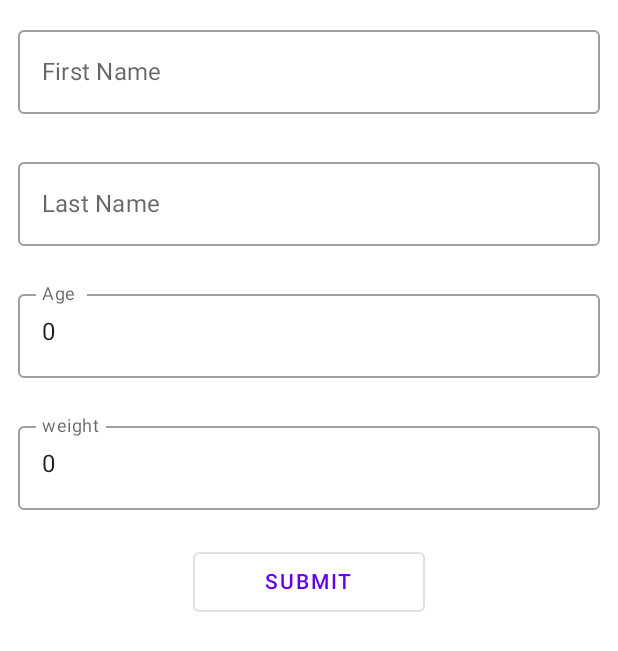
After one commit to santhoshj001/RunningTracker, an Android app built with Jetpack Compose: the composable AuthScreen shown on its own in the app's theme, on a phone screen of 412 x 824 dp. The commit adds this screen. Shown: the top 651 px of the screen. Run offline under Robolectric (Android 15) with nearby library versions, the phone set to English and light mode, and no system bars; our stand-ins replace Dagger/Hilt's generated code; 1 statement that could not run was skipped.

Commit message:
bug fixes

```diff
--- a/app/build.gradle
+++ b/app/build.gradle
@@ -84,6 +84,9 @@ dependencies {
     implementation "androidx.datastore:datastore:1.0.0"
     implementation  "com.google.protobuf:protobuf-javalite:3.20.0"
 
+    //permission
+    implementation 'com.google.accompanist:accompanist-permissions:0.24.10-beta'
+
 
     testImplementation 'junit:junit:4.13.2'
     androidTestImplementation 'androidx.test.ext:junit:1.1.3'
--- a/app/src/main/java/com/teamb/runningtracker/common/Extensions.kt
+++ b/app/src/main/java/com/teamb/runningtracker/common/Extensions.kt
@@ -23,8 +23,8 @@ object Extensions {
         return UserDetail.getDefaultInstance().toBuilder()
             .setFirstName(this.firstName)
             .setLastName(this.lastName)
-            .setLastName(this.lastName)
             .setAge(this.age)
+            .setWeight(this.weight)
             .build()
     }
 
--- a/app/src/main/java/com/teamb/runningtracker/di/AppModule.kt
+++ b/app/src/main/java/com/teamb/runningtracker/di/AppModule.kt
@@ -118,7 +118,6 @@ object AppModule {
         )
     }
 
-
     @Provides
     @Singleton
     fun providesValidationUseCase(): ValidationUseCase {
--- a/app/src/main/java/com/teamb/runningtracker/presentation/MainActivity.kt
+++ b/app/src/main/java/com/teamb/runningtracker/presentation/MainActivity.kt
@@ -10,6 +10,7 @@ import androidx.compose.material.Text
 import androidx.compose.runtime.Composable
 import androidx.compose.ui.Modifier
 import androidx.compose.ui.tooling.preview.Preview
+import com.teamb.runningtracker.presentation.authScreen.AuthScreen
 import com.teamb.runningtracker.ui.theme.RunningTrackerTheme
 import dagger.hilt.android.AndroidEntryPoint
 
@@ -25,7 +26,7 @@ class MainActivity : ComponentActivity() {
                     modifier = Modifier.fillMaxSize(),
                     color = MaterialTheme.colors.background
                 ) {
-                    Greeting("Android")
+                   AuthScreen()
                 }
             }
         }
--- /dev/null
+++ b/app/src/main/java/com/teamb/runningtracker/presentation/authScreen/AuthScreen.kt
@@ -0,0 +1,128 @@
+package com.teamb.runningtracker.presentation.authScreen
+
+import androidx.compose.foundation.layout.*
+import androidx.compose.foundation.text.KeyboardOptions
+import androidx.compose.material.MaterialTheme
+import androidx.compose.material.OutlinedButton
+import androidx.compose.material.OutlinedTextField
+import androidx.compose.material.Text
+import androidx.compose.runtime.Composable
+import androidx.compose.ui.Alignment
+import androidx.compose.ui.Modifier
+import androidx.compose.ui.text.input.KeyboardType
+import androidx.compose.ui.unit.dp
+import androidx.hilt.navigation.compose.hiltViewModel
+
+@Composable
+fun AuthScreen(
+    viewModel: UserAuthViewModel = hiltViewModel()
+) {
+
+    val state = viewModel.state
+    Box(modifier = Modifier.fillMaxSize()) {
+        Column(
+            Modifier.fillMaxWidth(), horizontalAlignment = Alignment.CenterHorizontally
+        ) {
+
+
+            OutlinedTextField(
+                value = state.firstName,
+                onValueChange = {
+                    viewModel.onEvent(AuthScreenEvent.OnFirstNameChange(it))
+                },
+                isError = state.firstNameError != null,
+                keyboardOptions = KeyboardOptions(keyboardType = KeyboardType.Text),
+                label = { Text(text = "First Name") },
+                modifier = Modifier
+                    .fillMaxWidth()
+                    .padding(12.dp)
+            )
+
+            if (state.firstNameError != null && state.firstNameError.isNotBlank()) {
+                Text(
+                    text = state.firstNameError,
+                    color = MaterialTheme.colors.error,
+                    style = MaterialTheme.typography.caption,
+                    modifier = Modifier.padding(start = 16.dp, bottom = 16.dp)
+                )
+            }
+
+
+            OutlinedTextField(
+                value = state.lastName,
+                onValueChange = {
+                    viewModel.onEvent(AuthScreenEvent.OnLastNameChange(it))
+                },
+                isError = state.lastNameError != null,
+                keyboardOptions = KeyboardOptions(keyboardType = KeyboardType.Text),
+                label = { Text(text = "Last Name") },
+                modifier = Modifier
+                    .fillMaxWidth()
+                    .padding(12.dp)
+            )
+            if (state.lastNameError != null && state.lastNameError.isNotBlank()) {
+                Text(
+                    text = state.lastNameError,
+                    color = MaterialTheme.colors.error,
+                    style = MaterialTheme.typography.caption,
+                    modifier = Modifier.padding(start = 16.dp, bottom = 16.dp)
+                )
+            }
+
+            OutlinedTextField(
+                value = state.age.toString(),
+                onValueChange = {
+                    viewModel.onEvent(AuthScreenEvent.OnAgeChange(it))
+                },
+                isError = state.ageError != null,
+                keyboardOptions = KeyboardOptions(keyboardType = KeyboardType.Number),
+                label = { Text(text = "Age ") },
+                modifier = Modifier
+                    .fillMaxWidth()
+                    .padding(12.dp)
+            )
+            if (state.ageError != null && state.ageError.isNotBlank()) {
+                Text(
+                    text = state.ageError,
+                    color = MaterialTheme.colors.error,
+                    style = MaterialTheme.typography.caption,
+                    modifier = Modifier.padding(start = 16.dp, bottom = 16.dp)
+                )
+            }
+
+
+            OutlinedTextField(
+                value = state.weight.toString(),
+                onValueChange = {
+                    viewModel.onEvent(AuthScreenEvent.OnWeightChange(it))
+                },
+                isError = state.weightError != null,
+                keyboardOptions = KeyboardOptions(keyboardType = KeyboardType.Number),
+                label = { Text(text = "weight") },
+                modifier = Modifier
+                    .fillMaxWidth()
+                    .padding(12.dp)
+            )
+
+            if (state.weightError != null && state.weightError.isNotBlank()) {
+                Text(
+                    text = state.weightError,
+                    color = MaterialTheme.colors.error,
+                    style = MaterialTheme.typography.caption,
+                    modifier = Modifier.padding(start = 16.dp, bottom = 16.dp)
+                )
+            }
+
+
+            OutlinedButton(
+                onClick = { viewModel.onEvent(AuthScreenEvent.OnSubmit) },
+                modifier = Modifier.padding(vertical = 12.dp)
+            ) {
+                Text(
+                    text = "SUBMIT",
+                    modifier = Modifier.padding(horizontal = 32.dp, vertical = 4.dp)
+                )
+            }
+        }
+    }
+}
--- a/app/src/main/java/com/teamb/runningtracker/presentation/authScreen/AuthScreenEvent.kt
+++ b/app/src/main/java/com/teamb/runningtracker/presentation/authScreen/AuthScreenEvent.kt
@@ -1,5 +1,9 @@
 package com.teamb.runningtracker.presentation.authScreen
 
 sealed class AuthScreenEvent() {
+    data class OnFirstNameChange(val firstName: String) : AuthScreenEvent()
+    data class OnLastNameChange(val lastName: String) : AuthScreenEvent()
+    data class OnAgeChange(val age: String) : AuthScreenEvent()
+    data class OnWeightChange(val weight: String) : AuthScreenEvent()
     object OnSubmit : AuthScreenEvent()
 }
--- a/app/src/main/java/com/teamb/runningtracker/presentation/authScreen/AuthScreenState.kt
+++ b/app/src/main/java/com/teamb/runningtracker/presentation/authScreen/AuthScreenState.kt
@@ -3,8 +3,8 @@ package com.teamb.runningtracker.presentation.authScreen
 data class AuthScreenState(
     val firstName: String = "",
     val lastName: String = "",
-    val age: Int = 0,
-    val weight: Int = 0,
+    val age: String = "0",
+    val weight: String = "0",
     val firstNameError: String? = null,
     val lastNameError: String? = null,
     val ageError: String? = null,
```
Also changed, not shown: app/src/main/java/com/teamb/runningtracker/domain/usecase/validation/AgeValidationUseCase.kt (+6 -3 lines), app/src/main/java/com/teamb/runningtracker/domain/usecase/validation/WeightValidationUseCase.kt (+6 -3 lines), app/src/main/java/com/teamb/runningtracker/presentation/authScreen/UserAuthViewModel.kt (+44 -12 lines).
